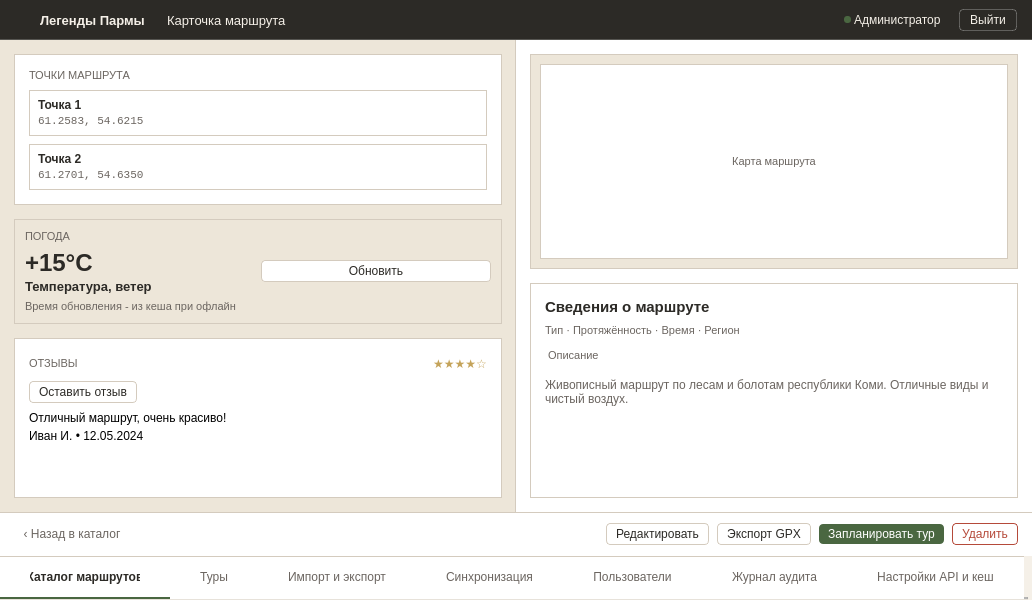
Before: the Qt Designer form ui/route_card_window.ui in nikolas-po/legends_parma, drawn with Qt 5.
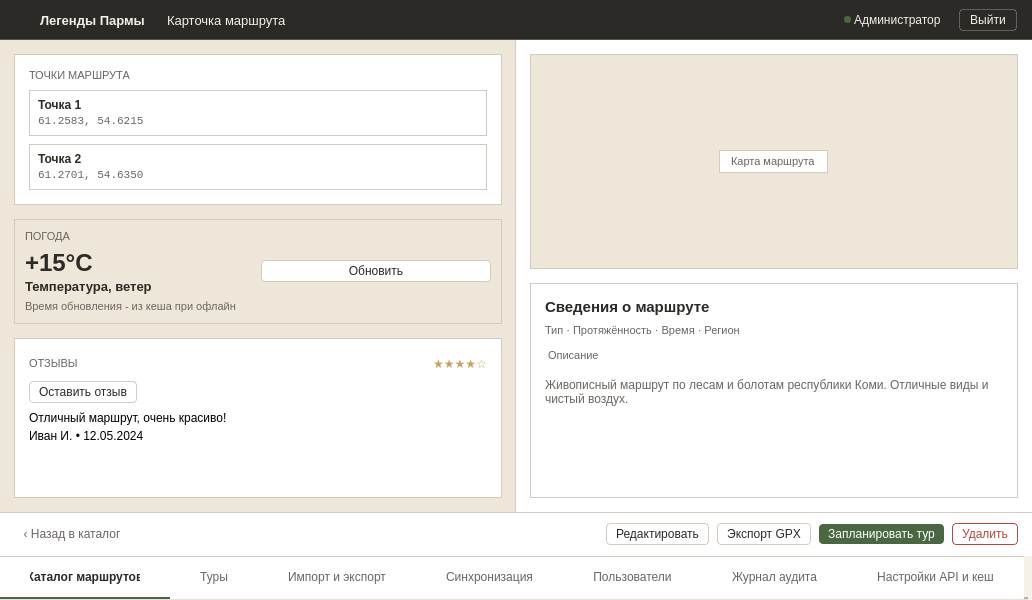
After: the same form once the commit is applied. Icons and pictures are not drawn.

What changed in the file:
```diff
--- a/ui/route_card_window.ui
+++ b/ui/route_card_window.ui
@@ -769,14 +769,11 @@
              </sizepolicy>
             </property>
             <layout class="QVBoxLayout" name="mapLayout">
-             <item>
+             <item alignment="Qt::AlignmentFlag::AlignCenter">
               <widget class="QLabel" name="lbl_map_placeholder">
                <property name="text">
                 <string>Карта маршрута</string>
                </property>
-               <property name="alignment">
-                <set>Qt::AlignmentFlag::AlignCenter</set>
-               </property>
               </widget>
              </item>
             </layout>
```
